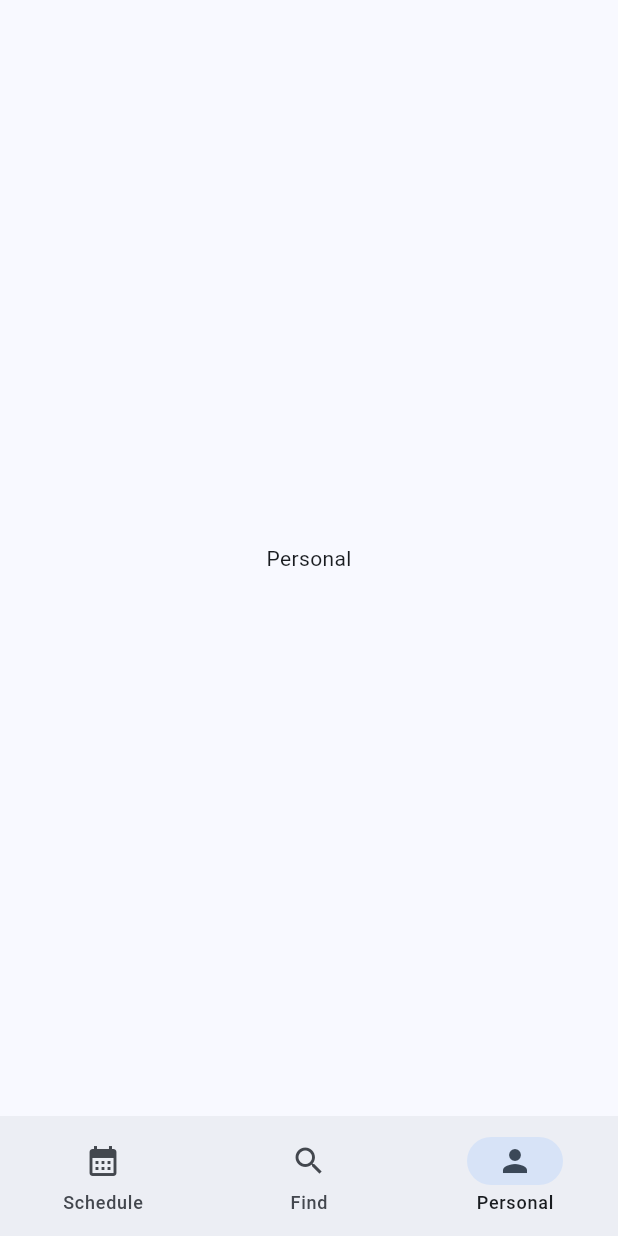
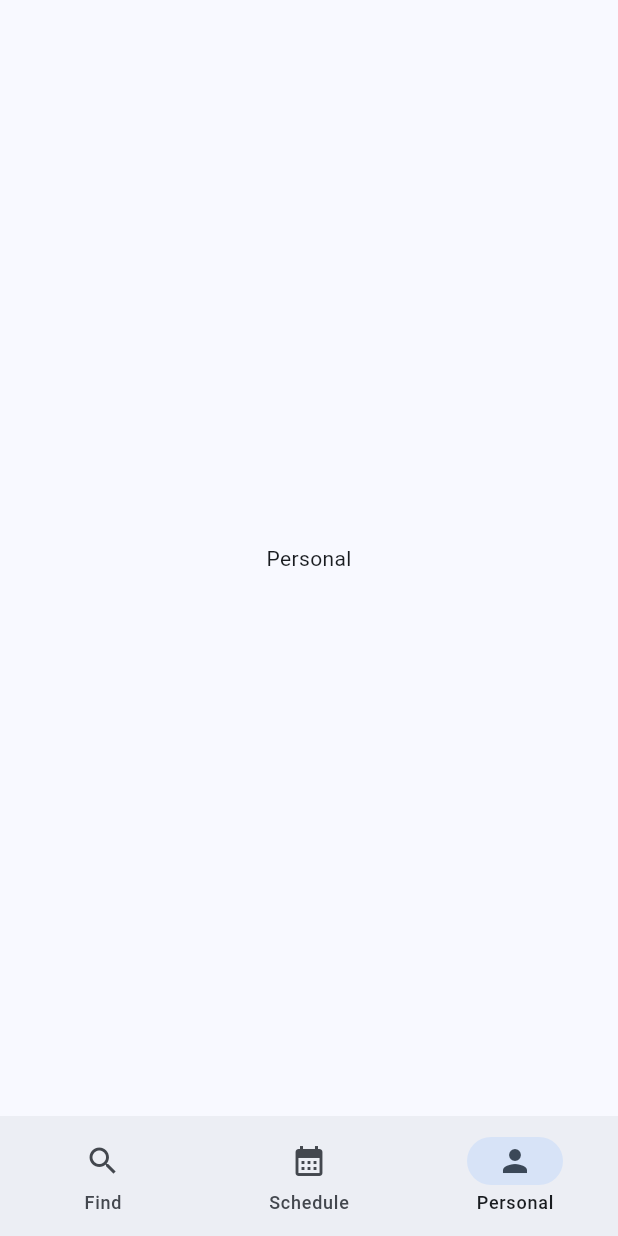
Before and after one commit to Kayxue/WorkingSystemApp, a Flutter app: the screen it shows after launch, item 3 of the bottom bar chosen, on a phone screen of 412 x 824 dp. Run offline on Flutter 3.47's test engine with Material 3 defaults, Android fonts, the phone set to English and light mode, and no system bars.

Commit message:
Change page order

```diff
--- a/lib/Widget/bottomBar.dart
+++ b/lib/Widget/bottomBar.dart
@@ -1,11 +1,15 @@
 import 'package:flutter/material.dart';
 
-class Bottombar extends StatelessWidget{
+class Bottombar extends StatelessWidget {
   final int currentIndex;
   //Function to update currentIndex
   final Function(int index) updateIndex;
 
-  const Bottombar({super.key, required this.currentIndex, required this.updateIndex});
+  const Bottombar({
+    super.key,
+    required this.currentIndex,
+    required this.updateIndex,
+  });
 
   @override
   Widget build(BuildContext context) {
@@ -13,18 +17,12 @@ class Bottombar extends StatelessWidget{
       onDestinationSelected: (value) => updateIndex(value),
       selectedIndex: currentIndex,
       destinations: const <NavigationDestination>[
+        NavigationDestination(icon: Icon(Icons.search), label: 'Find'),
         NavigationDestination(
           icon: Icon(Icons.calendar_month),
           label: 'Schedule',
         ),
-        NavigationDestination(
-          icon: Icon(Icons.search),
-          label: 'Find',
-        ),
-        NavigationDestination(
-          icon: Icon(Icons.person),
-          label: 'Personal',
-        ),
+        NavigationDestination(icon: Icon(Icons.person), label: 'Personal'),
       ],
     );
   }
--- a/lib/main.dart
+++ b/lib/main.dart
@@ -42,7 +42,7 @@ class _MyHomePageState extends State<MyHomePage> {
   @override
   Widget build(BuildContext context) {
     return Scaffold(
-      body: const <Widget>[Schedule(), Findworks(), Personal()][currentIndex],
+      body: const <Widget>[Findworks(), Schedule(), Personal()][currentIndex],
       bottomNavigationBar: Bottombar(
         currentIndex: currentIndex,
         updateIndex: updateIndex,
```
